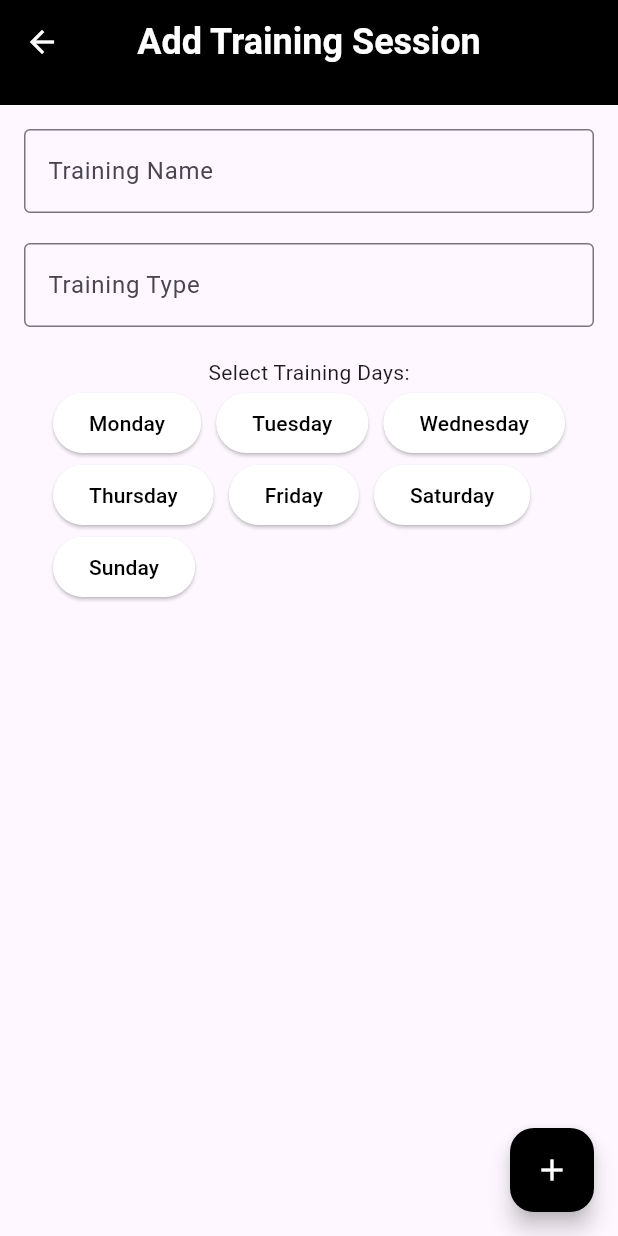
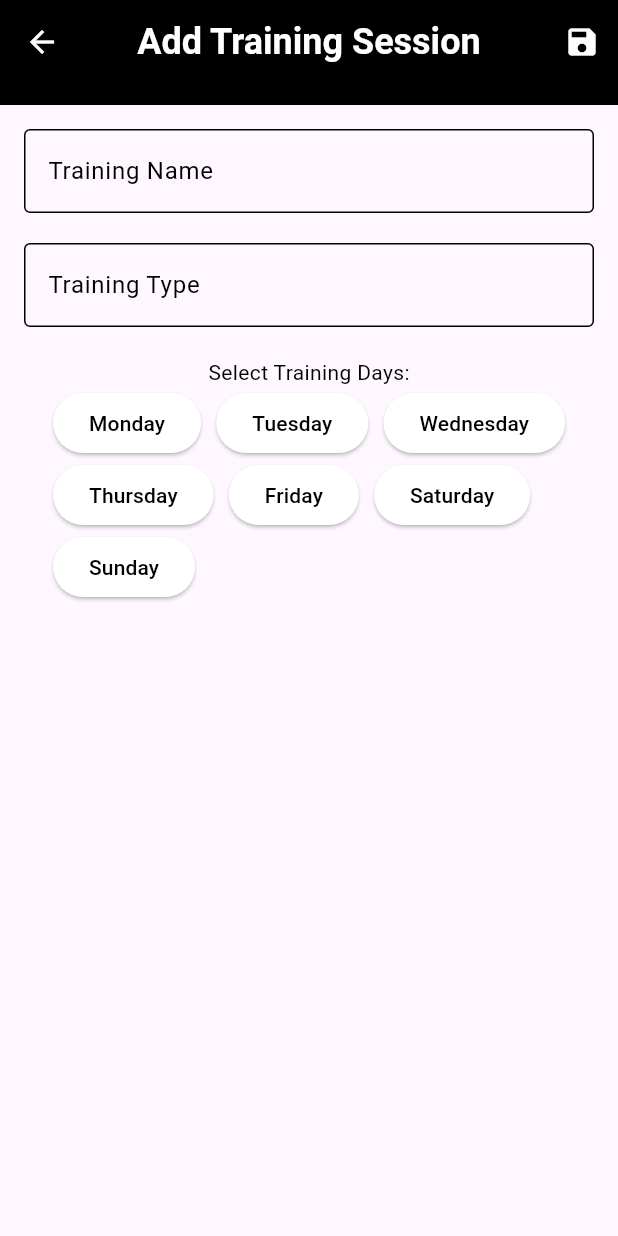
Before and after one commit to Silveira-Guilherme/WeiNote, a Flutter app: the CPage screen opened directly, on a phone screen of 412 x 824 dp. Run offline on Flutter 3.47's test engine with Material 3 defaults, Android fonts, the phone set to English and light mode, and no system bars; our stand-ins replace flutter_speed_dial, sqflite; accounts and stored records are empty.

Commit message:
UI Updates (#52)
Co-authored-by: 1221435@isep.ipp.pt <Guilherme Silveira>

```diff
--- a/lib/mpage.dart
+++ b/lib/mpage.dart
@@ -308,7 +308,7 @@ class _MPageState extends State<MPage> {
                 const SizedBox(height: 10),
                 // Date and Chronometer Card
                 SizedBox(
-                  height: 200,
+                  height: 210,
                   width: MediaQuery.of(context).size.width - 10,
                   child: Card(
                     color: accentColor1,
--- a/lib/trainings/create.dart
+++ b/lib/trainings/create.dart
@@ -107,6 +107,12 @@ class _CPageState extends State<CPage> {
             ),
           ),
           centerTitle: true,
+          actions: [
+            IconButton(
+              icon: const Icon(Icons.save),
+              onPressed: submitTraining,
+            )
+          ],
         ),
       ),
       body: Padding(
@@ -116,9 +122,16 @@ class _CPageState extends State<CPage> {
             // Training Name Input
             TextField(
               controller: trainingNameController,
-              decoration: const InputDecoration(
+              decoration: InputDecoration(
                 labelText: "Training Name",
-                border: OutlineInputBorder(),
+                labelStyle: const TextStyle(color: Colors.black),
+                enabledBorder: const OutlineInputBorder(
+                  borderSide: BorderSide(color: Colors.black),
+                ),
+                focusedBorder: const OutlineInputBorder(
+                  borderSide: BorderSide(color: Colors.black, width: 2.0),
+                ),
+                border: const OutlineInputBorder(),
               ),
             ),
             const SizedBox(height: 20),
@@ -126,15 +139,25 @@ class _CPageState extends State<CPage> {
             // Training Type Input
             TextField(
               controller: trainingTypeController,
-              decoration: const InputDecoration(
+              decoration: InputDecoration(
                 labelText: "Training Type",
-                border: OutlineInputBorder(),
+                labelStyle: const TextStyle(color: Colors.black),
+                enabledBorder: const OutlineInputBorder(
+                  borderSide: BorderSide(color: Colors.black),
+                ),
+                focusedBorder: const OutlineInputBorder(
+                  borderSide: BorderSide(color: Colors.black, width: 2.0),
+                ),
+                border: const OutlineInputBorder(),
               ),
             ),
             const SizedBox(height: 20),
 
             // Day Selection Buttons
-            const Text("Select Training Days:"),
+            const Text(
+              "Select Training Days:",
+              style: TextStyle(color: Colors.black),
+            ),
             Wrap(
               spacing: 10,
               children: List.generate(weekDays.length, (index) {
@@ -156,26 +179,6 @@ class _CPageState extends State<CPage> {
           ],
         ),
       ),
-      floatingActionButton: FloatingActionButton(
-        backgroundColor: Colors.black,
-        foregroundColor: Colors.white,
-        onPressed: () async {
-          // Call submitTraining() and get the generated training ID
-          int? trainingId = await submitTraining();
-
-          if (trainingId != null) {
-            Navigator.push(
-              context,
-              MaterialPageRoute(
-                  builder: (context) => ExerciseListPage(
-                        onSave: initState,
-                        trainingId: trainingId,
-                      )),
-            );
-          }
-        },
-        child: const Icon(Icons.add),
-      ),
     );
   }
 }
```
Also changed, not shown: lib/exercises/createexec.dart (+65 -22 lines), lib/exercises/selectexec.dart (+27 -31 lines), lib/trainings/edit.dart (+60 -5 lines).
